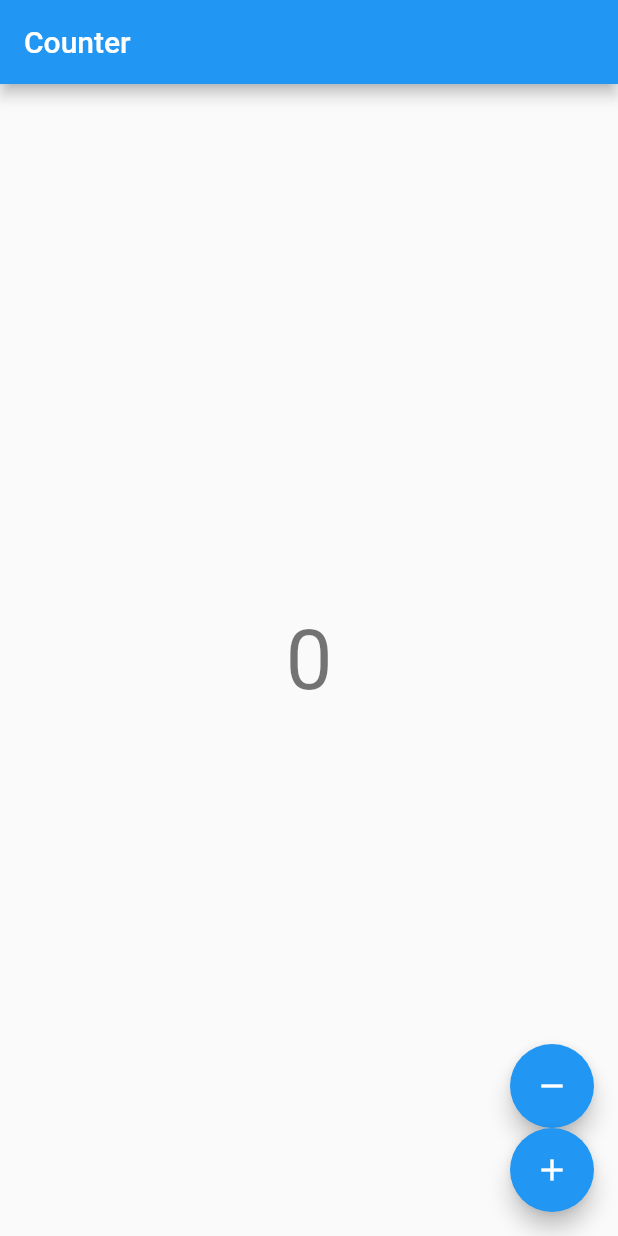
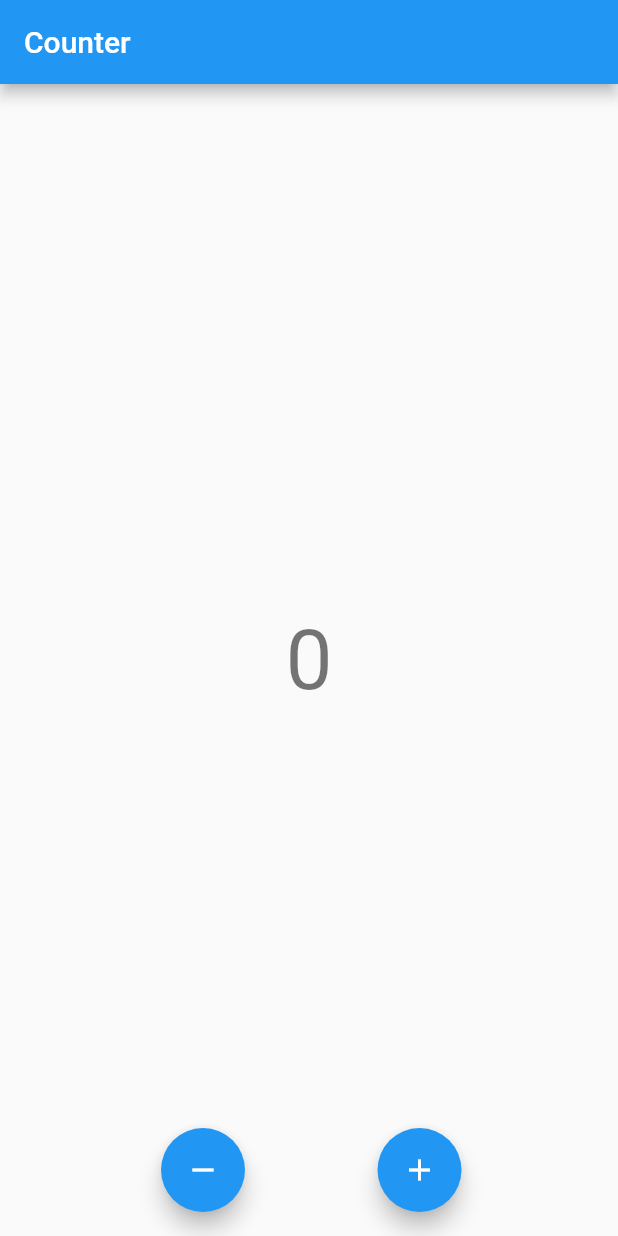
Before and after one commit to agusprayogi02/belajar_bloc_flutter, a Flutter app: the screen it shows after launch, on a phone screen of 412 x 824 dp. Run offline on Flutter 3.47's test engine with Material 2 defaults, Android fonts, the phone set to English and light mode, and no system bars; our stand-ins replace bloc, flutter_bloc.

Commit message:
(+) change view

```diff
--- a/lib/app.dart
+++ b/lib/app.dart
@@ -2,5 +2,5 @@ import 'package:flutter/material.dart';
 import 'package:pdam/counter/counter.dart';
 
 class CounterApp extends MaterialApp {
-  const CounterApp({Key key}) : super(key: key, home: const CounterPage());
+  const CounterApp() : super(home: const CounterPage());
 }
--- a/lib/counter/view/conter_view.dart
+++ b/lib/counter/view/conter_view.dart
@@ -18,8 +18,12 @@ class CounterView extends StatelessWidget {
           },
         ),
       ),
-      floatingActionButton: Column(
-        mainAxisAlignment: MainAxisAlignment.end,
+      floatingActionButton: Container(
+        margin: EdgeInsets.only(
+          left: 35,
+        ),
+        child: Row(
+          mainAxisAlignment: MainAxisAlignment.spaceEvenly,
           crossAxisAlignment: CrossAxisAlignment.end,
           children: [
             FloatingActionButton(
@@ -34,6 +38,7 @@ class CounterView extends StatelessWidget {
             )
           ],
         ),
+      ),
     );
   }
 }
--- a/lib/counter/view/counter_page.dart
+++ b/lib/counter/view/counter_page.dart
@@ -5,7 +5,7 @@ import '../counter.dart';
 import 'conter_view.dart';
 
 class CounterPage extends StatelessWidget {
-  const CounterPage({Key key}) : super(key: key);
+  const CounterPage() : super();
 
   @override
   Widget build(BuildContext context) {
--- a/pubspec.yaml
+++ b/pubspec.yaml
@@ -25,7 +25,7 @@ dependencies:
     sdk: flutter
   bloc: ^6.1.0
   cupertino_icons: ^1.0.0
-  flutter_bloc: ^6.0.6
+  flutter_bloc: ^6.1.0
 
 dev_dependencies:
   flutter_test:
```
Also changed, not shown: pubspec.lock. Lines whose indentation alone changed are shown as unchanged.
